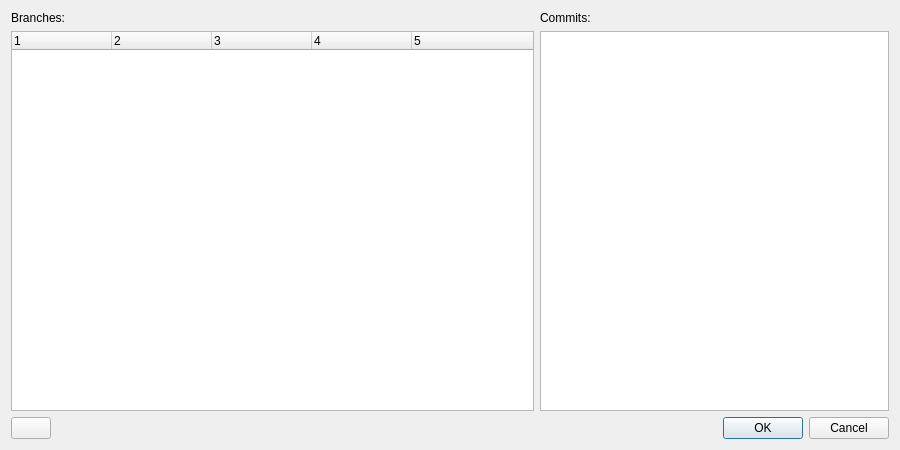
First picture: the form in geovcs/asset/form/dialog_history.ui, repository teofilosalgado/geovcs-qgis-plugin, before the edit.
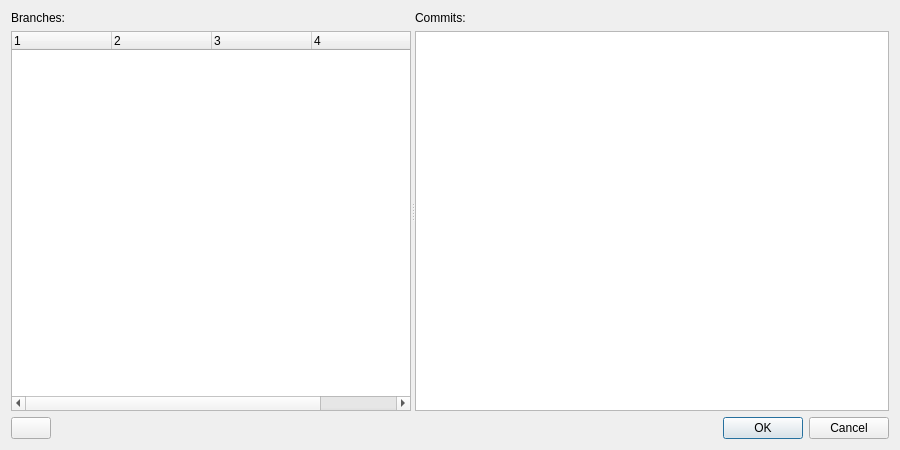
Second picture: the form after the edit.

Commit message: Better version control UI.

What changed in the file:
```diff
--- a/geovcs/asset/form/dialog_history.ui
+++ b/geovcs/asset/form/dialog_history.ui
@@ -27,8 +27,25 @@
   </property>
   <layout class="QVBoxLayout" name="verticalLayout">
    <item>
-    <layout class="QHBoxLayout" name="horizontalLayout" stretch="3,2">
-     <item>
+    <widget class="QSplitter" name="splitter">
+     <property name="orientation">
+      <enum>Qt::Horizontal</enum>
+     </property>
+     <widget class="QWidget" name="layoutWidget_left">
+      <property name="geometry">
+       <rect>
+        <x>0</x>
+        <y>0</y>
+        <width>400</width>
+        <height>0</height>
+       </rect>
+      </property>
+      <property name="sizePolicy">
+       <sizepolicy hsizetype="Preferred" vsizetype="Preferred">
+        <horstretch>0</horstretch>
+        <verstretch>0</verstretch>
+       </sizepolicy>
+      </property>
       <layout class="QVBoxLayout" name="verticalLayout_2">
        <item>
         <widget class="QLabel" name="label">
@@ -73,8 +90,14 @@
         </widget>
        </item>
       </layout>
-     </item>
-     <item>
+     </widget>
+     <widget class="QWidget" name="layoutWidget_right">
+      <property name="sizePolicy">
+       <sizepolicy hsizetype="Expanding" vsizetype="Preferred">
+        <horstretch>1</horstretch>
+        <verstretch>0</verstretch>
+       </sizepolicy>
+      </property>
       <layout class="QVBoxLayout" name="verticalLayout_5">
        <item>
         <widget class="QLabel" name="label_4">
@@ -91,8 +114,8 @@
         </widget>
        </item>
       </layout>
-     </item>
-    </layout>
+     </widget>
+    </widget>
    </item>
    <item>
     <layout class="QHBoxLayout" name="horizontalLayout_3">
```
The commit also changes 4 other files.
